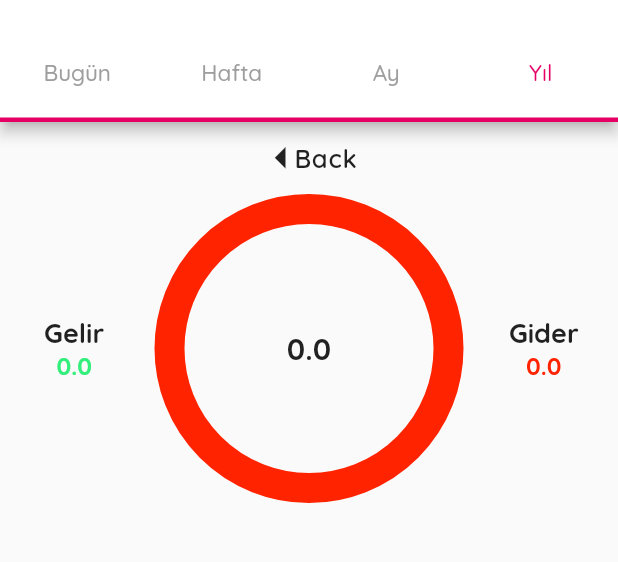
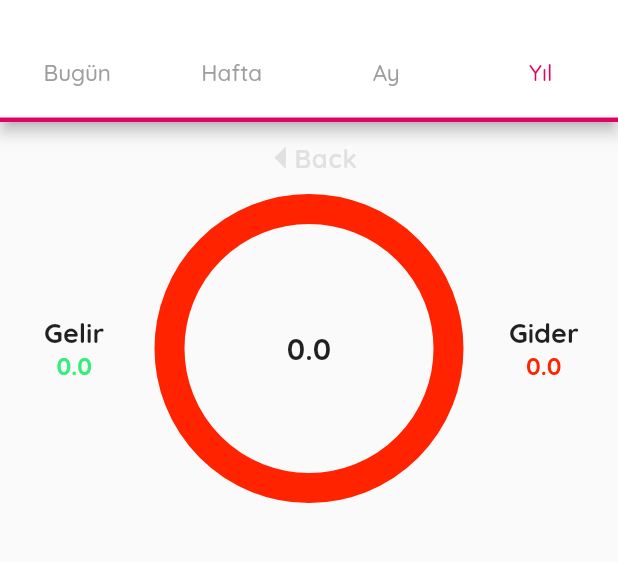
Before and after one commit to GelirGider/gelir_gider, a Flutter app: the screen it shows after launch, tab 4 chosen, on a phone screen of 412 x 824 dp, the part 84-646 px from its top. Run offline on Flutter 3.47's test engine with Material 2 defaults, Android fonts, the phone set to English and light mode, and no system bars; drawn by our look-alikes of percent_indicator; our stand-ins replace date_time_picker, google_fonts, gradient_app_bar, jiffy, shared_preferences, sqflite and 1 more; missing offline and left inert: currency_picker, date_utils; accounts and stored records are empty.

Commit message:
Tested and fixed

```diff
--- a/lib/screens/category_screen.dart
+++ b/lib/screens/category_screen.dart
@@ -34,7 +34,7 @@ class CategoryScreen extends StatelessWidget {
             shape: RoundedRectangleBorder(
               borderRadius: BorderRadius.circular(10.0),
             ),
-            margin: const EdgeInsets.fromLTRB(40, 70, 40, 95),
+            margin: const EdgeInsets.symmetric(vertical: 125.0,horizontal: 20.0),
             borderOnForeground: true,
             semanticContainer: true,
             child: Consumer<Expenses>(
--- a/lib/screens/language_selection_screen.dart
+++ b/lib/screens/language_selection_screen.dart
@@ -94,7 +94,7 @@ class _LanguageSelectionScreenState extends State<LanguageSelectionScreen> {
           color: _theme.getTheme() == _theme.dark
               ? Color(0xff333333)
               : Color.fromRGBO(254, 254, 254, 100),
-          margin: EdgeInsets.fromLTRB(30.0, 70.0, 30.0, 50.0),
+          margin: EdgeInsets.symmetric(vertical:135.0, horizontal: 30.0),
           child: Center(
             child: Column(
               mainAxisAlignment: MainAxisAlignment.center,
--- a/lib/screens/year_page.dart
+++ b/lib/screens/year_page.dart
@@ -40,13 +40,13 @@ class _YearPageState extends State<YearPage> {
               child: Icon(
                 Icons.arrow_left_outlined,
                 size: 35.0,
-                color: Colors.black87,
+                color: Theme.of(context).buttonColor,
               ),
             ),
             label: Text(
               title,
               style: TextStyle(
-                color: Colors.black87,
+                color:  Theme.of(context).buttonColor,
                 fontSize: 17.0,
                 wordSpacing: 0.0,
                 fontWeight: FontWeight.w600,
```
